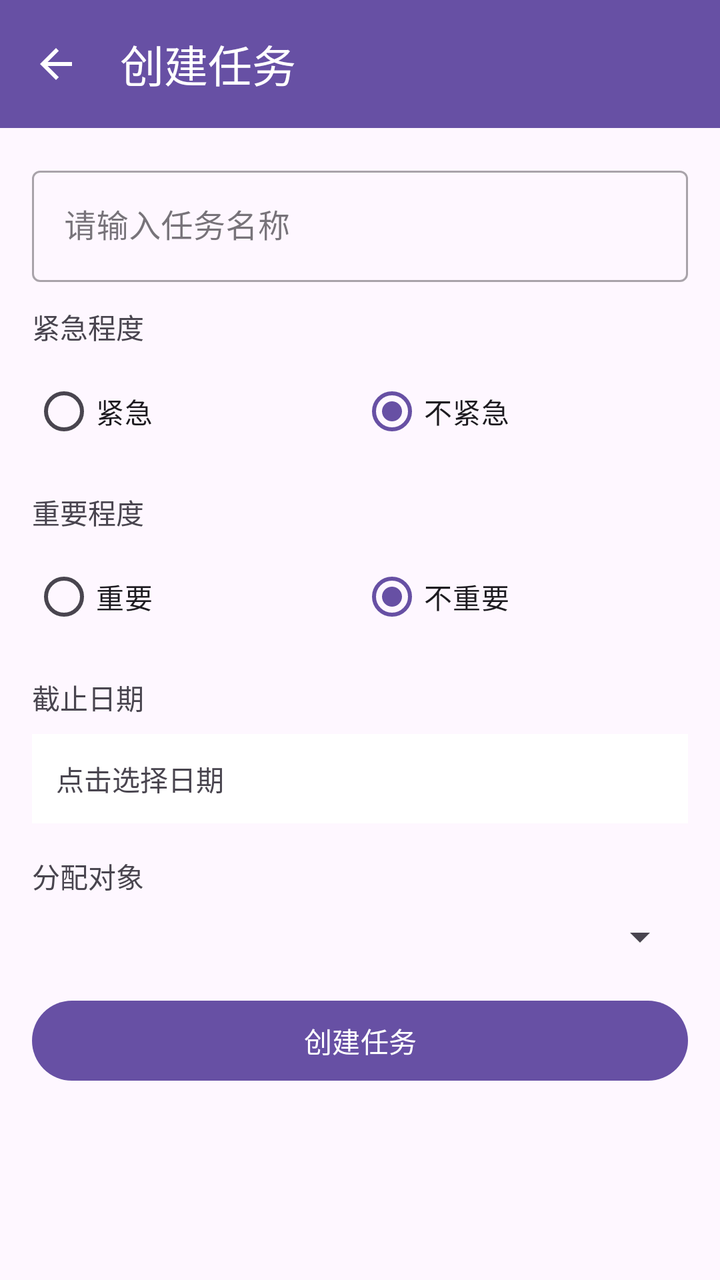
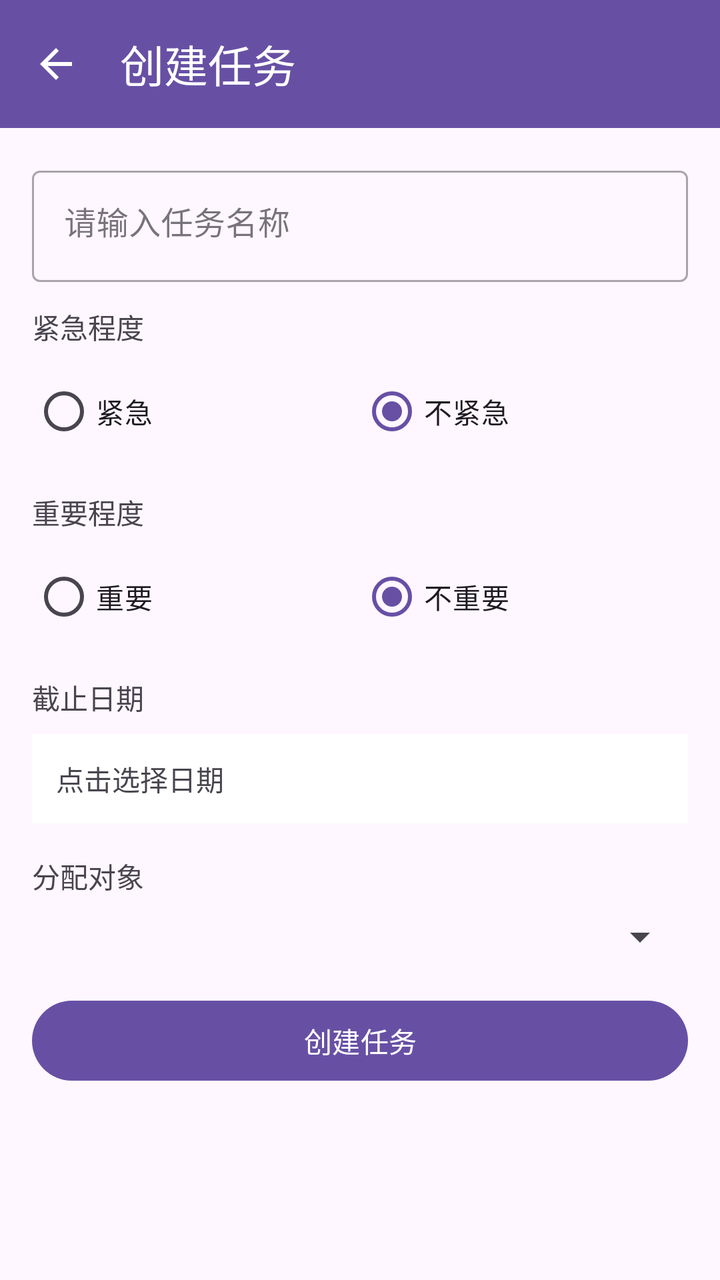

Before-and-after screenshots of an Android layout around one commit, followed by the original layout XML and the change that was made.
<!-- AndroidManifest.xml: application theme Theme.Project_Pandora -->
<!-- res/layout/activity_task_create.xml -->
<?xml version="1.0" encoding="utf-8"?>
<LinearLayout xmlns:android="http://schemas.android.com/apk/res/android"
    xmlns:app="http://schemas.android.com/apk/res-auto"
    android:layout_width="match_parent"
    android:layout_height="match_parent"
    android:orientation="vertical">

    <com.google.android.material.appbar.MaterialToolbar
        android:id="@+id/toolbar"
        android:layout_width="match_parent"
        android:layout_height="wrap_content"
        android:background="?attr/colorPrimary"
        app:title="@string/task_create"
        app:titleTextColor="@android:color/white"
        app:navigationIcon="@drawable/ic_back" />

    <TextView
        android:id="@+id/textAutoSaveStatus"
        android:layout_width="match_parent"
        android:layout_height="wrap_content"
        android:padding="4dp"
        android:textAlignment="center"
        android:textSize="12sp"
        android:textColor="#888888"
        android:visibility="gone" />

    <ScrollView
        android:layout_width="match_parent"
        android:layout_height="match_parent"
        android:padding="16dp">

        <LinearLayout
            android:layout_width="match_parent"
            android:layout_height="wrap_content"
            android:orientation="vertical">

            <com.google.android.material.textfield.TextInputLayout
                android:layout_width="match_parent"
                android:layout_height="wrap_content"
                android:layout_marginBottom="12dp"
                style="@style/Widget.MaterialComponents.TextInputLayout.OutlinedBox">

                <com.google.android.material.textfield.TextInputEditText
                    android:id="@+id/edit_task_name"
                    android:layout_width="match_parent"
                    android:layout_height="wrap_content"
                    android:hint="@string/hint_task_name" />
            </com.google.android.material.textfield.TextInputLayout>

            <TextView
                android:layout_width="match_parent"
                android:layout_height="wrap_content"
                android:text="紧急程度"
                android:layout_marginBottom="8dp" />

            <RadioGroup
                android:id="@+id/rg_urgency"
                android:layout_width="match_parent"
                android:layout_height="wrap_content"
                android:orientation="horizontal"
                android:layout_marginBottom="16dp">

                <RadioButton
                    android:id="@+id/rb_urgent"
                    android:layout_width="0dp"
                    android:layout_height="wrap_content"
                    android:layout_weight="1"
                    android:text="紧急" />

                <RadioButton
                    android:id="@+id/rb_not_urgent"
                    android:layout_width="0dp"
                    android:layout_height="wrap_content"
                    android:layout_weight="1"
                    android:text="不紧急"
                    android:checked="true" />
            </RadioGroup>

            <TextView
                android:layout_width="match_parent"
                android:layout_height="wrap_content"
                android:text="重要程度"
                android:layout_marginBottom="8dp" />

            <RadioGroup
                android:id="@+id/rg_importance"
                android:layout_width="match_parent"
                android:layout_height="wrap_content"
                android:orientation="horizontal"
                android:layout_marginBottom="16dp">

                <RadioButton
                    android:id="@+id/rb_important"
                    android:layout_width="0dp"
                    android:layout_height="wrap_content"
                    android:layout_weight="1"
                    android:text="重要" />

                <RadioButton
                    android:id="@+id/rb_not_important"
                    android:layout_width="0dp"
                    android:layout_height="wrap_content"
                    android:layout_weight="1"
                    android:text="不重要"
                    android:checked="true" />
            </RadioGroup>

            <TextView
                android:layout_width="match_parent"
                android:layout_height="wrap_content"
                android:text="截止日期"
                android:layout_marginBottom="8dp" />

            <TextView
                android:id="@+id/text_end_time"
                android:layout_width="match_parent"
                android:layout_height="wrap_content"
                android:text="点击选择日期"
                android:padding="12dp"
                android:background="@android:color/white"
                android:layout_marginBottom="16dp"
                android:clickable="true"
                android:focusable="true" />

            <TextView
                android:layout_width="match_parent"
                android:layout_height="wrap_content"
                android:text="分配对象"
                android:layout_marginBottom="8dp" />

            <Spinner
                android:id="@+id/spinner_assignee"
                android:layout_width="match_parent"
                android:layout_height="wrap_content"
                android:layout_marginBottom="16dp" />

            <com.google.android.material.button.MaterialButton
                android:id="@+id/btn_create_task"
                android:layout_width="match_parent"
                android:layout_height="wrap_content"
                android:text="@string/btn_create_task" />

        </LinearLayout>
    </ScrollView>

</LinearLayout>
<!-- resources referenced by this layout -->
<resources>
  <!-- drawable ic_back (drawable) -->
  <vector xmlns:android="http://schemas.android.com/apk/res/android"
      android:width="24dp"
      android:height="24dp"
      android:viewportWidth="24"
      android:viewportHeight="24"
      android:tint="?attr/colorOnPrimary">
      <path
          android:fillColor="@android:color/white"
          android:pathData="M20,11H7.83l5.59,-5.59L12,4l-8,8 8,8 1.41,-1.41L7.83,13H20v-2z" />
  </vector>
  <string name="btn_create_task">创建任务</string>
  <string name="hint_task_name">请输入任务名称</string>
  <string name="task_create">创建任务</string>
  <style name="Theme.Project_Pandora" parent="Base.Theme.Project_Pandora" />
  <style name="Base.Theme.Project_Pandora" parent="Theme.Material3.DayNight.NoActionBar">
          
          
      </style>
</resources>

<!-- the commit's change to res/layout/activity_task_create.xml (unified diff, before → after) -->
@@ -44,7 +44,10 @@
                     android:id="@+id/edit_task_name"
                     android:layout_width="match_parent"
                     android:layout_height="wrap_content"
-                    android:hint="@string/hint_task_name" />
+                    android:hint="@string/hint_task_name"
+                    android:inputType="textMultiLine"
+                    android:maxLines="5"
+                    android:gravity="start|top" />
             </com.google.android.material.textfield.TextInputLayout>
 
             <TextView
